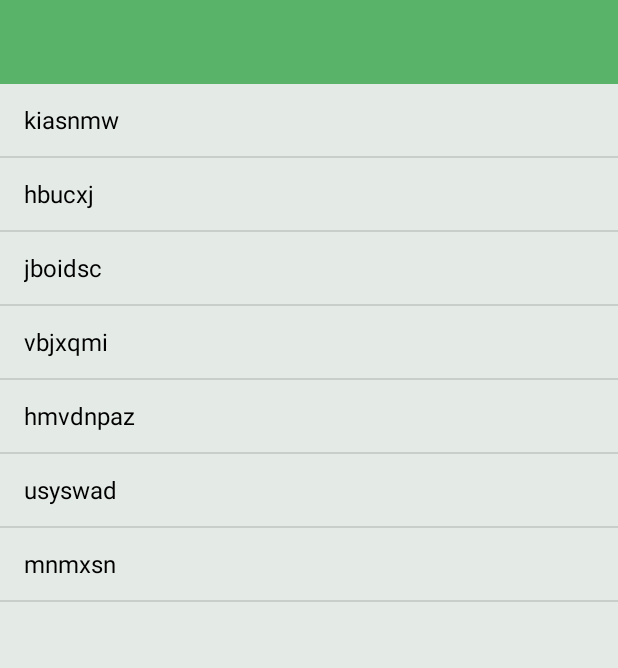
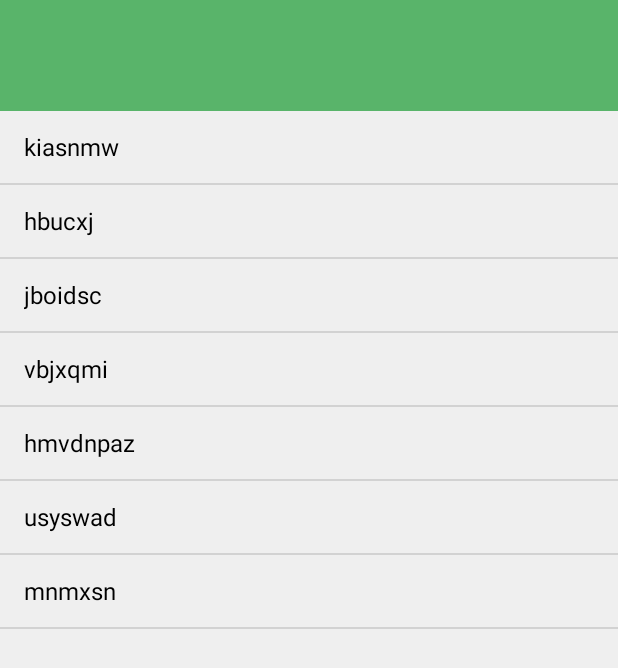
Before and after one commit to itmplog/uidemo2, an Android app: the screen it shows after launch (MainActivity), on a phone screen of 412 x 824 dp. Shown: the top 668 px of the screen. Run offline under Robolectric (Android 15) with nearby library versions, the phone set to English and light mode, and no system bars; libraries missing offline, so code that uses them is left out: com.squareup.leakcanary; 2 statements that could not run were skipped.

Commit message:
.PagerEnabledSlidingPaneLayout && :windowTranslucentStatus

```diff
--- a/app/src/main/java/top/itmp/uidemo2/ui/MainActivity.java
+++ b/app/src/main/java/top/itmp/uidemo2/ui/MainActivity.java
@@ -41,7 +41,6 @@ public class MainActivity extends BaseActivity {
         mPagerTitleStrip = (PagerTitleStrip)findViewById(R.id.titles);
 
         mPagerEnabledSlidingPaneLayout.setSliderFadeColor(ContextCompat.getColor(this, R.color.translucent));
-        //mPagerEnabledSlidingPaneLayout.
 
         mListView.setAdapter(new SimpleAdapter(this, Dummy.dummyListMap("dummy"), android.R.layout.simple_list_item_1,
                 new String[]{"dummy"}, new int[]{android.R.id.text1}));
--- a/app/src/main/res/layout/activity_main.xml
+++ b/app/src/main/res/layout/activity_main.xml
@@ -1,30 +1,31 @@
 <?xml version="1.0" encoding="utf-8"?>
-<top.itmp.uidemo2.views.PagerEnabledSlidingPaneLayout
-    xmlns:android="http://schemas.android.com/apk/res/android"
+<top.itmp.uidemo2.views.PagerEnabledSlidingPaneLayout xmlns:android="http://schemas.android.com/apk/res/android"
     xmlns:tools="http://schemas.android.com/tools"
+    android:id="@+id/sliding_pane_layout"
     android:layout_width="match_parent"
     android:layout_height="match_parent"
-    android:fitsSystemWindows="true"
-    android:clipToPadding="true"
-    android:id="@+id/sliding_pane_layout"
     tools:context=".ui.MainActivity">
-
+    <!-- android:clipToPadding="true"
+    android:fitsSystemWindows="true" -->
     <LinearLayout
         android:layout_width="280dp"
         android:layout_height="match_parent"
         android:orientation="vertical">
+
         <View
             android:layout_width="match_parent"
+            android:layout_height="74dp"
             android:background="@color/colorPrimary"
-            android:layout_height="?attr/actionBarSize"/>
-    <ListView android:id="@+id/left_pane"
-        android:background="#eeeeeeee"
-        android:layout_width="match_parent"
-        android:layout_height="match_parent"
-        android:layout_gravity="start"/>
+            android:layout_gravity="bottom" />
+
+        <ListView
+            android:id="@+id/left_pane"
+            android:layout_width="match_parent"
+            android:layout_height="match_parent"
+            android:background="#eeeeeeee" />
     </LinearLayout>
-    <android.support.v4.view.ViewPager
-        xmlns:android="http://schemas.android.com/apk/res/android"
+
+    <android.support.v4.view.ViewPager xmlns:android="http://schemas.android.com/apk/res/android"
         android:id="@+id/pager"
         android:layout_width="match_parent"
         android:layout_height="match_parent">
@@ -32,9 +33,9 @@
         <android.support.v4.view.PagerTitleStrip
             android:id="@+id/titles"
             android:layout_width="match_parent"
+            android:layout_height="?attr/actionBarSize"
             android:layout_gravity="bottom"
-            android:layout_height="?attr/actionBarSize"
-            android:background="?attr/colorPrimary"/>
+            android:background="?attr/colorPrimary" />
 
     </android.support.v4.view.ViewPager>
 </top.itmp.uidemo2.views.PagerEnabledSlidingPaneLayout>
--- a/app/src/main/res/values-v21/styles.xml
+++ b/app/src/main/res/values-v21/styles.xml
@@ -18,11 +18,12 @@
 
         <item name="android:navigationBarColor">@color/colorPrimaryDark</item>
         <item name="android:colorAccent">@color/colorAccent</item>
-        <!--<item name="android:statusBarColor">@color/colorPrimaryDark</item> -->
+        <item name="android:statusBarColor">@color/colorPrimaryDark</item>
 
         <item name="android:windowTranslucentStatus">true</item>
-        <item name="android:windowTranslucentNavigation">true</item>
+        <!--<item name="android:windowTranslucentNavigation">true</item>-->
         <item name="android:windowIsTranslucent">true</item>
-        <item name="android:windowBackground">@color/colorPrimary</item>
+        <item name="android:windowDrawsSystemBarBackgrounds">true</item>
+        <!--<item name="android:windowBackground">@color/translucent</item>-->
     </style>
 </resources>
```
Also changed, not shown: app/src/main/java/top/itmp/uidemo2/utils/UI.java (added, +31 -0 lines).
